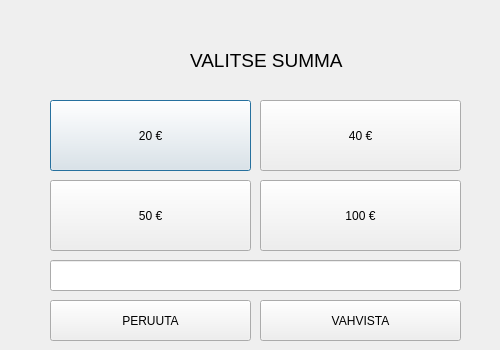
Above: Pankkimaatti/nostoikkuna.ui from vsuusi/BankSimul before the change. Below: the same form after it.
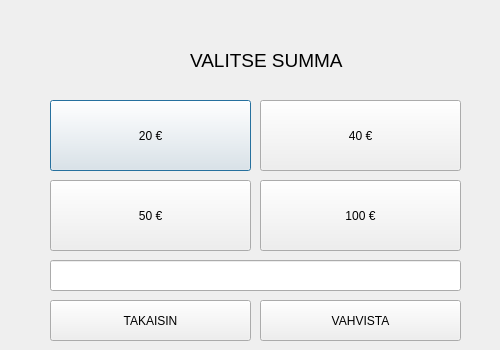
That is the form after the change.

```diff
--- a/Pankkimaatti/nostoikkuna.ui
+++ b/Pankkimaatti/nostoikkuna.ui
@@ -116,7 +116,7 @@
     </rect>
    </property>
    <property name="text">
-    <string>PERUUTA</string>
+    <string>TAKAISIN</string>
    </property>
   </widget>
  </widget>
```
